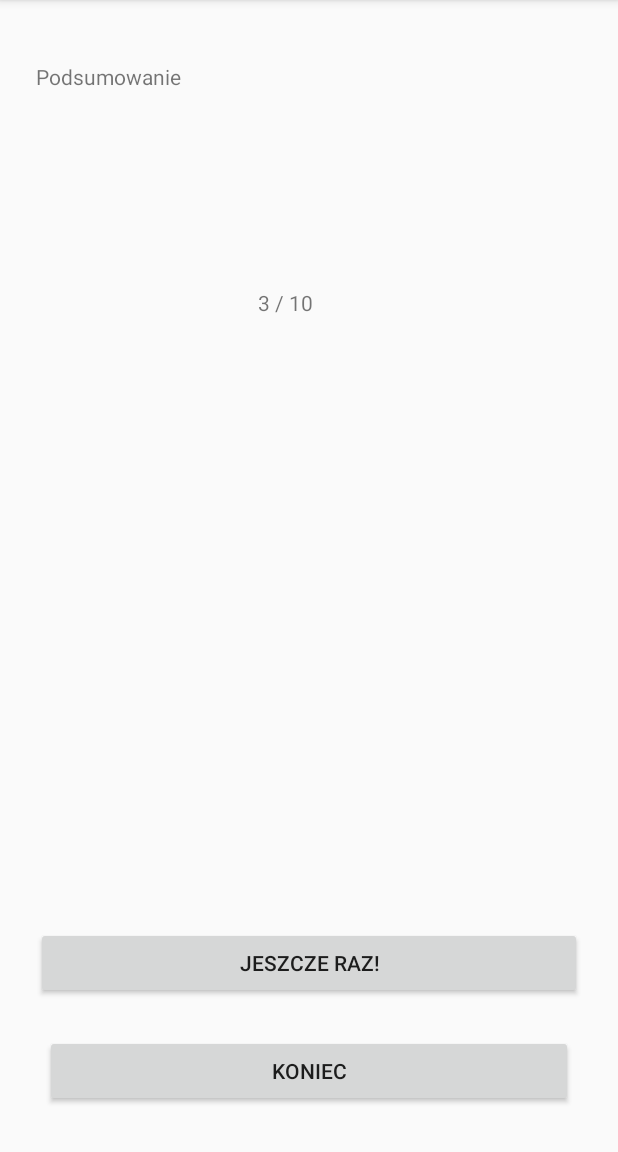
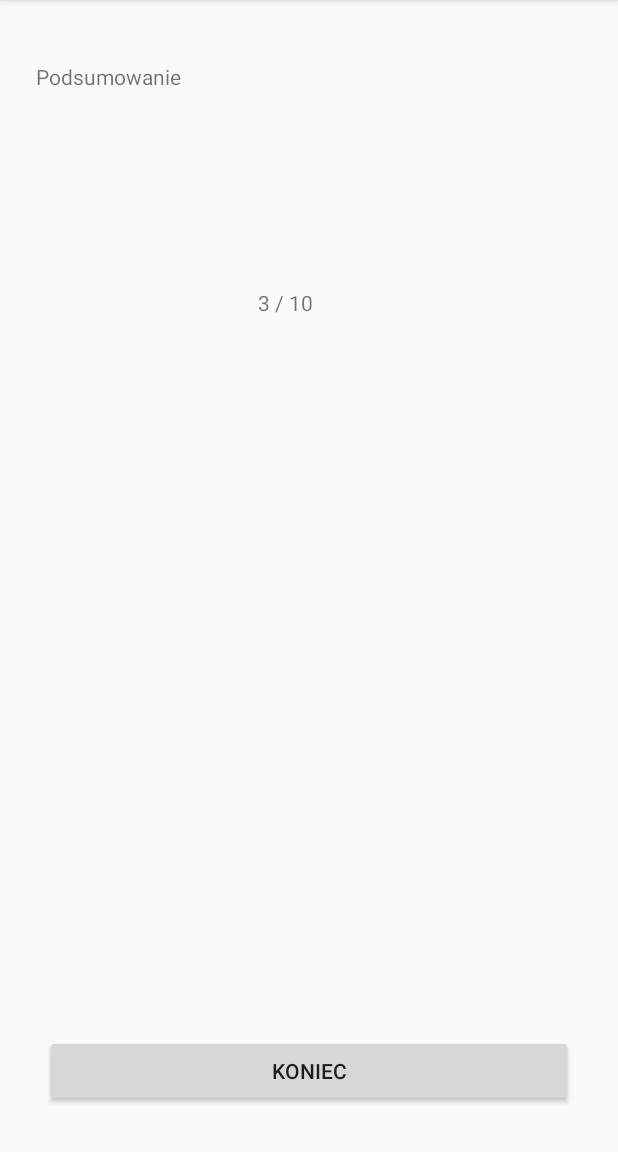
Before and after one commit to Dawidciesz/Biennale-Go, an Android app: the QuizSummaryActivity screen opened directly, with no data from a screen before it, on a phone screen of 412 x 824 dp, the part 84-1236 px from its top. Run offline under Robolectric (Android 15) with nearby library versions, the phone set to English and light mode, and no system bars.

Commit message:
Dodanie przechodzenia pomiedzy pytaniami oraz wyswietlenie wyniku na widoku podsumowania.

```diff
--- a/app/src/main/java/com/example/biennale_go/QuizSummaryActivity.java
+++ b/app/src/main/java/com/example/biennale_go/QuizSummaryActivity.java
@@ -4,22 +4,24 @@ import androidx.appcompat.app.AppCompatActivity;
 
 import android.content.Intent;
 import android.os.Bundle;
+import android.util.Log;
 import android.view.View;
 import android.widget.Button;
+import android.widget.TextView;
+
+import java.util.ArrayList;
 
 public class QuizSummaryActivity extends AppCompatActivity {
-    private Button repeatButton, exitButton;
+    private Button exitButton;
+    private TextView pointsTextView;
+    private Bundle b;
+    private Integer points;
+    private Integer maxPoints;
     @Override
     protected void onCreate(Bundle savedInstanceState) {
         super.onCreate(savedInstanceState);
         setContentView(R.layout.activity_quiz_summary);
-        repeatButton = (Button) findViewById(R.id.repeatButton);
-        repeatButton.setOnClickListener(new View.OnClickListener() {
-            @Override
-            public void onClick(View v) {
-                openQuizActivity();
-            }
-        });
+        pointsTextView = (TextView) findViewById(R.id.pointsTextView);
         exitButton = (Button) findViewById(R.id.exitButton);
         exitButton.setOnClickListener(new View.OnClickListener() {
             @Override
@@ -27,11 +29,16 @@ public class QuizSummaryActivity extends AppCompatActivity {
                 openMainActivity();
             }
         });
+
+        b = getIntent().getExtras();
+
+        if (b != null) {
+            points =  b.getInt("points");
+            maxPoints =  b.getInt("maxPoints");
+            pointsTextView.setText(points + "/" + maxPoints);
+        }
     }
-    public void openQuizActivity(){
-        Intent intent = new Intent(this, QuizActivity.class);
-        startActivity(intent);
-    }
+
     public void openMainActivity(){
         Intent intent = new Intent(this, MainActivity.class);
         startActivity(intent);
--- a/app/src/main/res/layout/activity_quiz_summary.xml
+++ b/app/src/main/res/layout/activity_quiz_summary.xml
@@ -18,7 +18,7 @@
         app:layout_constraintTop_toTopOf="parent" />
 
     <TextView
-        android:id="@+id/textView5"
+        android:id="@+id/pointsTextView"
         android:layout_width="44dp"
         android:layout_height="29dp"
         android:layout_marginStart="172dp"
@@ -27,20 +27,6 @@
         android:text="3 / 10"
         app:layout_constraintStart_toStartOf="parent"
         app:layout_constraintTop_toTopOf="parent" />
-
-    <Button
-        android:id="@+id/repeatButton"
-        android:layout_width="0dp"
-        android:layout_height="wrap_content"
-        android:layout_marginStart="24dp"
-        android:layout_marginLeft="24dp"
-        android:layout_marginEnd="24dp"
-        android:layout_marginRight="24dp"
-        android:layout_marginBottom="24dp"
-        android:text="Jeszcze raz!"
-        app:layout_constraintBottom_toTopOf="@+id/exitButton"
-        app:layout_constraintEnd_toEndOf="parent"
-        app:layout_constraintStart_toStartOf="parent" />
 
     <Button
         android:id="@+id/exitButton"
```
Also changed, not shown: app/src/main/java/com/example/biennale_go/QuizActivity.java (+48 -3 lines).
